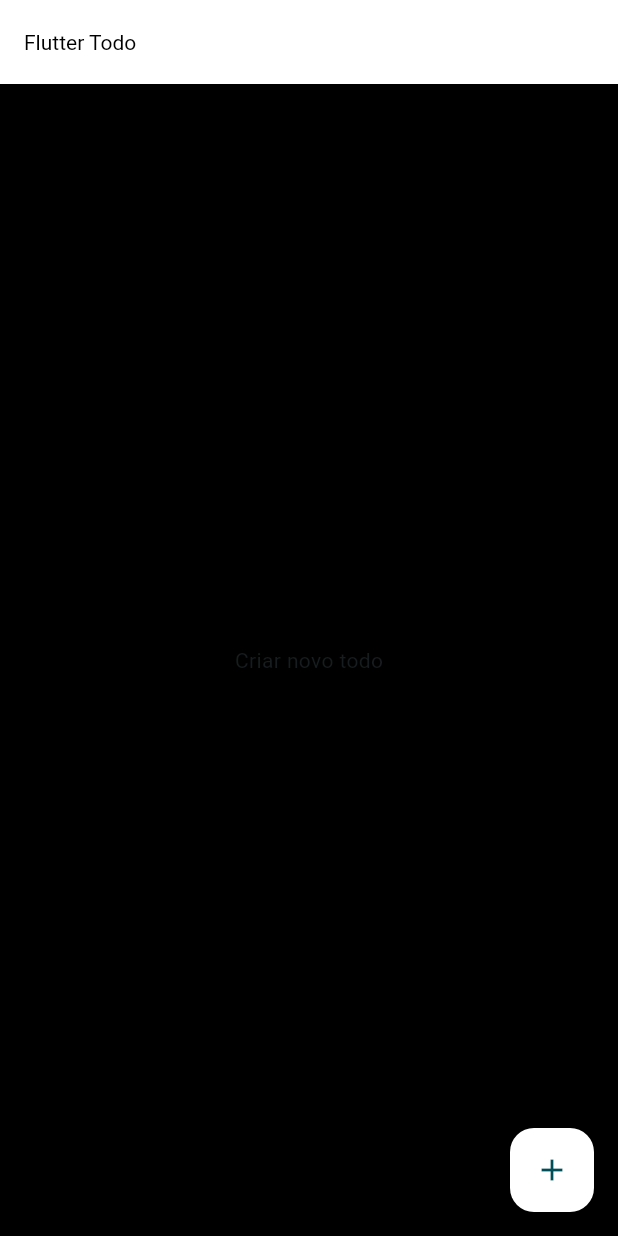
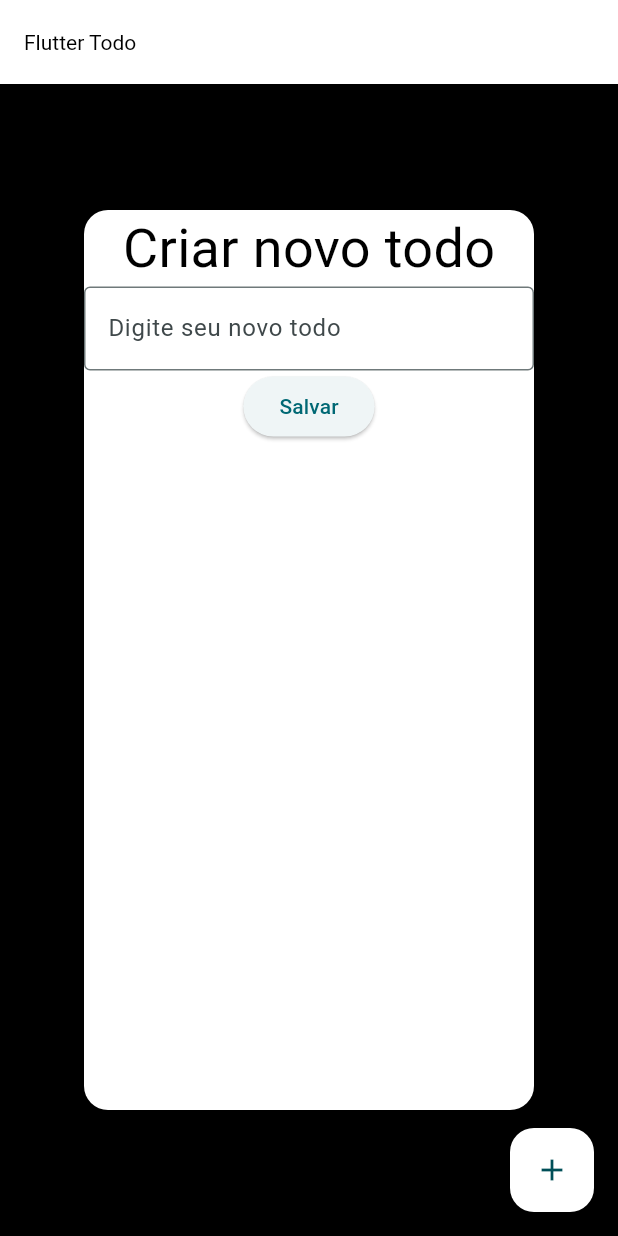
Before and after one commit to robertvitoriano/tasks-of-the-day, a Flutter app: the screen it shows after launch, after a tap on the "add" icon, on a phone screen of 412 x 824 dp. Run offline on Flutter 3.47's test engine with Material 3 defaults, Android fonts, the phone set to English and light mode, and no system bars.

Commit message:
add todo creation modal

```diff
--- a/lib/todo_list.dart
+++ b/lib/todo_list.dart
@@ -51,11 +51,24 @@ class _TodoListState extends State<TodoList> {
     return todos;
   }
 
-  void _openTodoCreationModal() {
+  void _toggleTodoOpenModal() {
     setState(() {
       isTodoCreationModalOpen = !isTodoCreationModalOpen;
     });
   }
+
+  void _saveTodo(){
+    setState(() {
+      todosInfo.add({
+        "id": todosInfo.length++,
+        "value": false,
+        "text":_todoCreationController.text.trim()
+      });
+    });
+    _toggleTodoOpenModal();
+  }
+
+  final TextEditingController _todoCreationController = TextEditingController();
 
   @override
   Widget build(BuildContext context) {
@@ -67,20 +80,38 @@ class _TodoListState extends State<TodoList> {
       ),
       backgroundColor: Colors.black,
       body: Center(
-        child: Column(
-          mainAxisAlignment: MainAxisAlignment.center,
-          children: !isTodoCreationModalOpen ? getListOfTodos() : [
-            Row(
-              mainAxisAlignment: MainAxisAlignment.center,
-              children: [
-                Text("Criar novo todo",),
-              ],
-            )
-          ],
-        ),
+        child: isTodoCreationModalOpen
+            ? Container(
+                width: 300,
+                height: 600,
+                decoration: BoxDecoration(
+                  color: Colors.white,
+                  borderRadius: BorderRadius.circular(16),
+                ),
+                child: Column(
+                  children: [
+                    Text(
+                      "Criar novo todo",
+                      style: TextStyle(fontSize: 36, color: Colors.black),
+                    ),
+                    TextField(
+                      controller: _todoCreationController,
+                      decoration: InputDecoration(
+                        hintText: "Digite seu novo todo",
+                        border: OutlineInputBorder(),
+                      ),
+                    ),
+                    ElevatedButton(onPressed:_saveTodo, child: Text("Salvar")),
+                  ],
+                ),
+              )
+            : Column(
+                mainAxisAlignment: MainAxisAlignment.center,
+                children: getListOfTodos(),
+              ),
       ),
       floatingActionButton: FloatingActionButton(
-        onPressed: _openTodoCreationModal,
+        onPressed: _toggleTodoOpenModal,
         backgroundColor: Colors.white,
         tooltip: 'Create new todo',
         child: const Icon(Icons.add),
```
